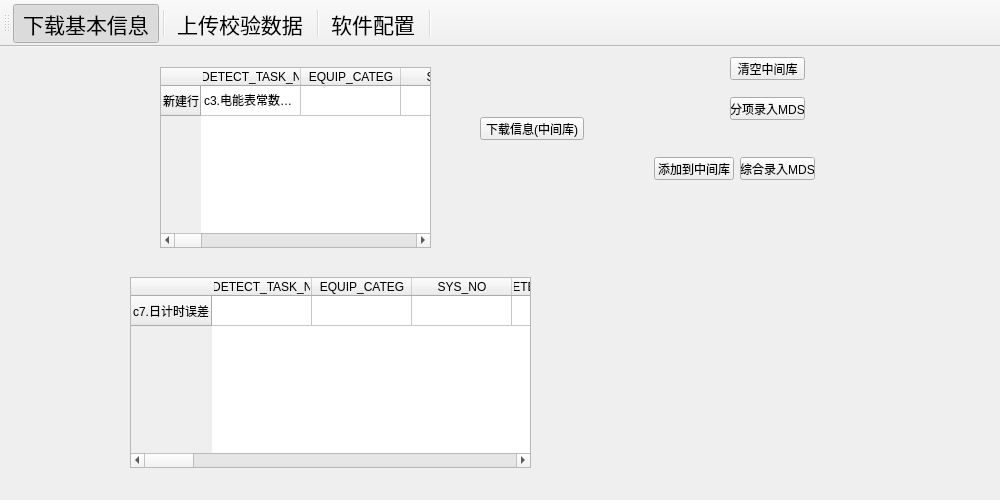
flimmy78/EM_infoSys.WH, file mainwindow.ui: the form before one commit.
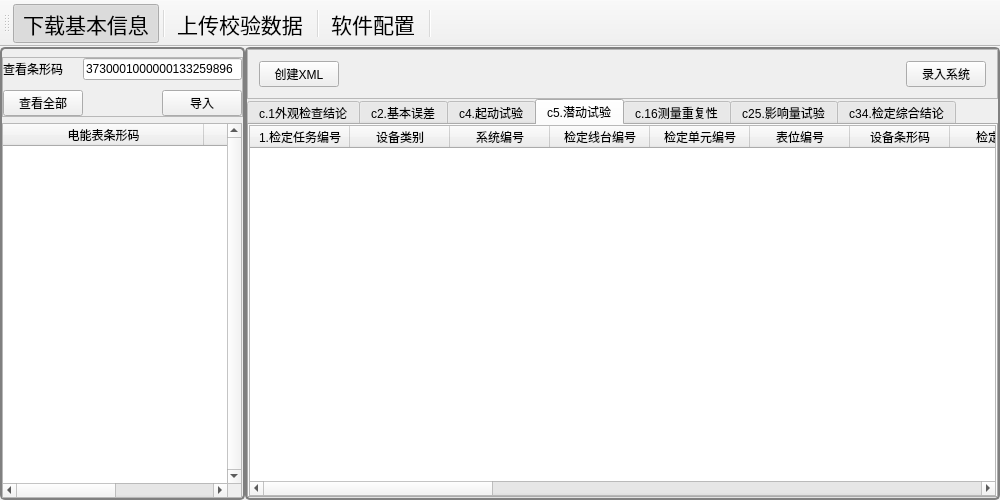
The form after the commit. The open tabs and pages were chosen to show the change. Icons and pictures are not drawn.

What changed in the file:
```diff
--- a/mainwindow.ui
+++ b/mainwindow.ui
@@ -3227,424 +3227,6 @@
         </item>
        </layout>
       </widget>
-      <widget class="QWidget" name="page">
-       <widget class="QTableWidget" name="electricMeter_CONST_TabWidget">
-        <property name="geometry">
-         <rect>
-          <x>160</x>
-          <y>20</y>
-          <width>271</width>
-          <height>181</height>
-         </rect>
-        </property>
-        <row>
-         <property name="text">
-          <string>新建行</string>
-         </property>
-        </row>
-        <column>
-         <property name="text">
-          <string>1.DETECT_TASK_NO</string>
-         </property>
-        </column>
-        <column>
-         <property name="text">
-          <string>EQUIP_CATEG</string>
-         </property>
-        </column>
-        <column>
-         <property name="text">
-          <string>SYS_NO</string>
-         </property>
-        </column>
-        <column>
-         <property name="text">
-          <string>DETECT_EQUIP_NO</string>
-         </property>
-        </column>
-        <column>
-         <property name="text">
-          <string>DETECT_UNIT_NO</string>
-         </property>
-        </column>
-        <column>
-         <property name="text">
-          <string>POSITION_NO</string>
-         </property>
-        </column>
-        <column>
-         <property name="text">
-          <string>BAR_CODE</string>
-         </property>
-        </column>
-        <column>
-         <property name="text">
-          <string>DETECT_DATE</string>
-         </property>
-        </column>
-        <column>
-         <property name="text">
-          <string>PARA_INDEX</string>
-         </property>
-        </column>
-        <column>
-         <property name="text">
-          <string>10.DETECT_ITEM_POINT</string>
-         </property>
-        </column>
-        <column>
-         <property name="text">
-          <string>IS_VALID</string>
-         </property>
-        </column>
-        <column>
-         <property name="text">
-          <string>LOAD_CURRENT</string>
-         </property>
-        </column>
-        <column>
-         <property name="text">
-          <string>BOTH_WAY_POWER_FLAG</string>
-         </property>
-        </column>
-        <column>
-         <property name="text">
-          <string>REAL_PULES</string>
-         </property>
-        </column>
-        <column>
-         <property name="text">
-          <string>START_READING</string>
-         </property>
-        </column>
-        <column>
-         <property name="text">
-          <string>END_READING</string>
-         </property>
-        </column>
-        <column>
-         <property name="text">
-          <string>DIFF_READING</string>
-         </property>
-        </column>
-        <column>
-         <property name="text">
-          <string>STANDARD_READING</string>
-         </property>
-        </column>
-        <column>
-         <property name="text">
-          <string>ERROR</string>
-         </property>
-        </column>
-        <column>
-         <property name="text">
-          <string>20.ERR_DOWN</string>
-         </property>
-        </column>
-        <column>
-         <property name="text">
-          <string>ERR_UP</string>
-         </property>
-        </column>
-        <column>
-         <property name="text">
-          <string>CONST_ERR</string>
-         </property>
-        </column>
-        <column>
-         <property name="text">
-          <string>CONC_CODE</string>
-         </property>
-        </column>
-        <column>
-         <property name="text">
-          <string>WRITE_DATE</string>
-         </property>
-        </column>
-        <column>
-         <property name="text">
-          <string>HANDLE_FLAG</string>
-         </property>
-        </column>
-        <column>
-         <property name="text">
-          <string>HANDLE_DATE</string>
-         </property>
-        </column>
-        <column>
-         <property name="text">
-          <string>VOLT</string>
-         </property>
-        </column>
-        <column>
-         <property name="text">
-          <string>PF</string>
-         </property>
-        </column>
-        <column>
-         <property name="text">
-          <string>FEE_START_TIME</string>
-         </property>
-        </column>
-        <column>
-         <property name="text">
-          <string>30.FEE_RATIO</string>
-         </property>
-        </column>
-        <column>
-         <property name="text">
-          <string>CONTROL_METHOD</string>
-         </property>
-        </column>
-        <column>
-         <property name="text">
-          <string>QUALIFIED_PULES</string>
-         </property>
-        </column>
-        <column>
-         <property name="text">
-          <string>DIVIDE_ELECTRIC_QUANTITY</string>
-         </property>
-        </column>
-        <column>
-         <property name="text">
-          <string>VALUE_CONC_CODE</string>
-         </property>
-        </column>
-        <column>
-         <property name="text">
-          <string>IR_LAST_READING</string>
-         </property>
-        </column>
-        <column>
-         <property name="text">
-          <string>READ_TYPE_CODE</string>
-         </property>
-        </column>
-        <item row="0" column="0">
-         <property name="text">
-          <string>c3.电能表常数试验</string>
-         </property>
-        </item>
-       </widget>
-       <widget class="QTableWidget" name="electricMeter_BASICERR_TabWidget_6">
-        <property name="geometry">
-         <rect>
-          <x>130</x>
-          <y>230</y>
-          <width>401</width>
-          <height>191</height>
-         </rect>
-        </property>
-        <row>
-         <property name="text">
-          <string>c7.日计时误差</string>
-         </property>
-        </row>
-        <column>
-         <property name="text">
-          <string>1.DETECT_TASK_NO</string>
-         </property>
-        </column>
-        <column>
-         <property name="text">
-          <string>EQUIP_CATEG</string>
-         </property>
-        </column>
-        <column>
-         <property name="text">
-          <string>SYS_NO</string>
-         </property>
-        </column>
-        <column>
-         <property name="text">
-          <string>DETECT_EQUIP_NO</string>
-         </property>
-        </column>
-        <column>
-         <property name="text">
-          <string>DETECT_UNIT_NO</string>
-         </property>
-        </column>
-        <column>
-         <property name="text">
-          <string>POSITION_NO</string>
-         </property>
-        </column>
-        <column>
-         <property name="text">
-          <string>BAR_CODE</string>
-         </property>
-        </column>
-        <column>
-         <property name="text">
-          <string>DETECT_DATE</string>
-         </property>
-        </column>
-        <column>
-         <property name="text">
-          <string>PARA_INDEX</string>
-         </property>
-        </column>
-        <column>
-         <property name="text">
-          <string>10.DETECT_ITEM_POINT</string>
-         </property>
-        </column>
-        <column>
-         <property name="text">
-          <string>IS_VALID</string>
-         </property>
-        </column>
-        <column>
-         <property name="text">
-          <string>SEC_PILES</string>
-         </property>
-        </column>
-        <column>
-         <property name="text">
-          <string>TEST_TIME</string>
-         </property>
-        </column>
-        <column>
-         <property name="text">
-          <string>SIMPLING</string>
-         </property>
-        </column>
-        <column>
-         <property name="text">
-          <string>ERROR</string>
-         </property>
-        </column>
-        <column>
-         <property name="text">
-          <string>AVG_ERR</string>
-         </property>
-        </column>
-        <column>
-         <property name="text">
-          <string>INT_CONVERT_ERR</string>
-         </property>
-        </column>
-        <column>
-         <property name="text">
-          <string>ERR_ABS</string>
-         </property>
-        </column>
-        <column>
-         <property name="text">
-          <string>CONC_CODE</string>
-         </property>
-        </column>
-        <column>
-         <property name="text">
-          <string>20.WRITE_DATE</string>
-         </property>
-        </column>
-        <column>
-         <property name="text">
-          <string>HANDLE_FLAG</string>
-         </property>
-        </column>
-        <column>
-         <property name="text">
-          <string>HANDLE_DATE</string>
-         </property>
-        </column>
-        <column>
-         <property name="text">
-          <string>LOAD_VOLTAGE</string>
-         </property>
-        </column>
-       </widget>
-       <widget class="QPushButton" name="EM_update_deleteDestSql_PsBtn">
-        <property name="geometry">
-         <rect>
-          <x>730</x>
-          <y>10</y>
-          <width>75</width>
-          <height>23</height>
-         </rect>
-        </property>
-        <property name="sizePolicy">
-         <sizepolicy hsizetype="Preferred" vsizetype="Fixed">
-          <horstretch>0</horstretch>
-          <verstretch>0</verstretch>
-         </sizepolicy>
-        </property>
-        <property name="text">
-         <string>清空中间库</string>
-        </property>
-       </widget>
-       <widget class="QPushButton" name="EM_update_updateItems_PsBtn">
-        <property name="geometry">
-         <rect>
-          <x>730</x>
-          <y>50</y>
-          <width>75</width>
-          <height>23</height>
-         </rect>
-        </property>
-        <property name="sizePolicy">
-         <sizepolicy hsizetype="Fixed" vsizetype="Fixed">
-          <horstretch>0</horstretch>
-          <verstretch>0</verstretch>
-         </sizepolicy>
-        </property>
-        <property name="text">
-         <string>分项录入MDS</string>
-        </property>
-       </widget>
-       <widget class="QPushButton" name="EM_down_insertLocalSql_PsBtn">
-        <property name="geometry">
-         <rect>
-          <x>480</x>
-          <y>70</y>
-          <width>104</width>
-          <height>23</height>
-         </rect>
-        </property>
-        <property name="text">
-         <string>下载信息(中间库)</string>
-        </property>
-        <property name="checkable">
-         <bool>false</bool>
-        </property>
-       </widget>
-       <widget class="QPushButton" name="EM_update_insertDestSql_PsBtn">
-        <property name="geometry">
-         <rect>
-          <x>654</x>
-          <y>110</y>
-          <width>80</width>
-          <height>23</height>
-         </rect>
-        </property>
-        <property name="text">
-         <string>添加到中间库</string>
-        </property>
-       </widget>
-       <widget class="QPushButton" name="EM_update_updateRSLT_PsBtn">
-        <property name="geometry">
-         <rect>
-          <x>740</x>
-          <y>110</y>
-          <width>75</width>
-          <height>23</height>
-         </rect>
-        </property>
-        <property name="sizePolicy">
-         <sizepolicy hsizetype="Fixed" vsizetype="Fixed">
-          <horstretch>0</horstretch>
-          <verstretch>0</verstretch>
-         </sizepolicy>
-        </property>
-        <property name="text">
-         <string>综合录入MDS</string>
-        </property>
-       </widget>
-      </widget>
      </widget>
     </item>
    </layout>
```
Left out of the diff: 17 changed lines with no effect on the pictures.
